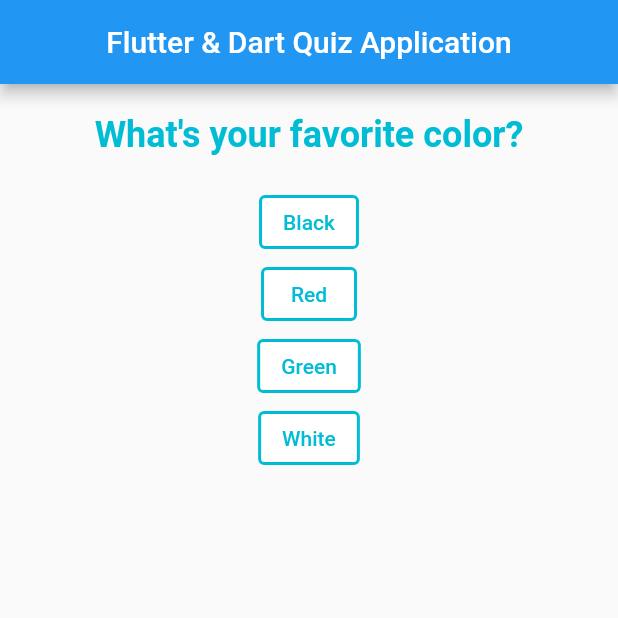
After one commit to Sommos/first_flutter_project, a Flutter app: the screen it shows after launch, on a phone screen of 412 x 824 dp, the top half of it. The commit adds this screen. Run offline on Flutter 3.47's test engine with Material 2 defaults, Android fonts, the phone set to English and light mode, and no system bars.

Commit message:
added quiz.dart and result.dart files & refactored

```diff
--- a/lib/main.dart
+++ b/lib/main.dart
@@ -1,7 +1,7 @@
 import 'package:flutter/material.dart';
 
-import './question.dart';
-import './answer.dart';
+import './quiz.dart';
+import './result.dart';
 
 void main() => runApp(MyApp());
 
@@ -16,7 +16,7 @@ class MyApp extends StatefulWidget
 
 class _MyAppState extends State<MyApp>
 {
-  final questions = const
+  final _questions = const
   [
     {
       "questionText": "What's your favorite color?",
@@ -40,7 +40,7 @@ class _MyAppState extends State<MyApp>
       _questionIndex += 1;
     });
     print(_questionIndex);
-    if (_questionIndex < questions.length)
+    if (_questionIndex < _questions.length)
     {
       print("There are more questions available");
     }
@@ -62,22 +62,10 @@ class _MyAppState extends State<MyApp>
           title: Text("Flutter & Dart Quiz Application",),
           centerTitle: true,
         ),
-        body: _questionIndex < questions.length ? Column(
-          children: [
-            Question(questions[_questionIndex]["questionText"] as String),
-            ...(questions[_questionIndex]["answers"] as List<String>).map((answer)
-            {
-              return Answer(_answerQuestion, answer);
-            }).toList()
-          ],
+        body: _questionIndex < _questions.length ? Quiz(answerQuestion: _answerQuestion, questions: _questions, questionIndex: _questionIndex)
+        : Result(),
         )
-        : const Center(child: Text(
-          "You have completed the quiz!",
-          style: TextStyle(fontSize: 24, fontWeight: FontWeight.bold, color: Colors.cyan),
-          )
-        )
-      ),
-    );
+      );
   }
 }
 
--- /dev/null
+++ b/lib/quiz.dart
@@ -0,0 +1,26 @@
+import 'package:flutter/material.dart';
+
+import './question.dart';
+import './answer.dart';
+
+class Quiz extends StatelessWidget {
+  final List<Map<String, Object>> questions;
+  final VoidCallback answerQuestion;
+  final int questionIndex;
+
+
+  Quiz({required this.questions, required this.answerQuestion, required this.questionIndex});
+
+  @override
+  Widget build(BuildContext context) {
+    return Column(
+          children: [
+            Question(questions[questionIndex]["questionText"] as String),
+            ...(questions[questionIndex]["answers"] as List<String>).map((answer)
+            {
+              return Answer(answerQuestion, answer);
+            }).toList()
+          ],
+    );
+  }
+}
```
Also changed, not shown: lib/result.dart (added, +14 -0 lines).
